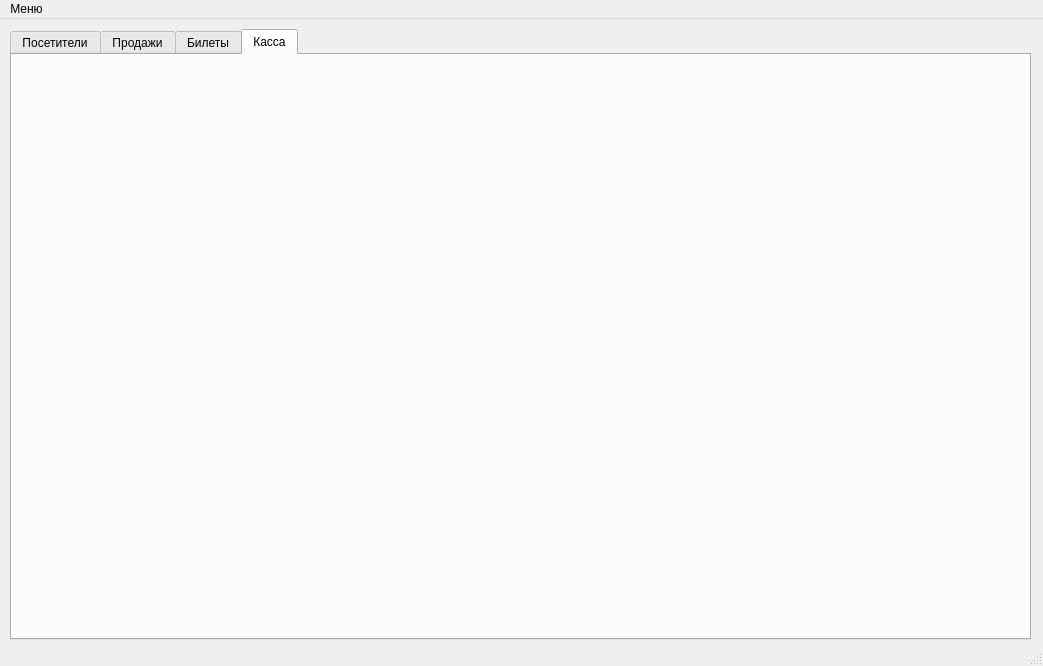
First picture: the form in forms/main_form.ui, repository MarcusStill/PyMASL, before the edit.
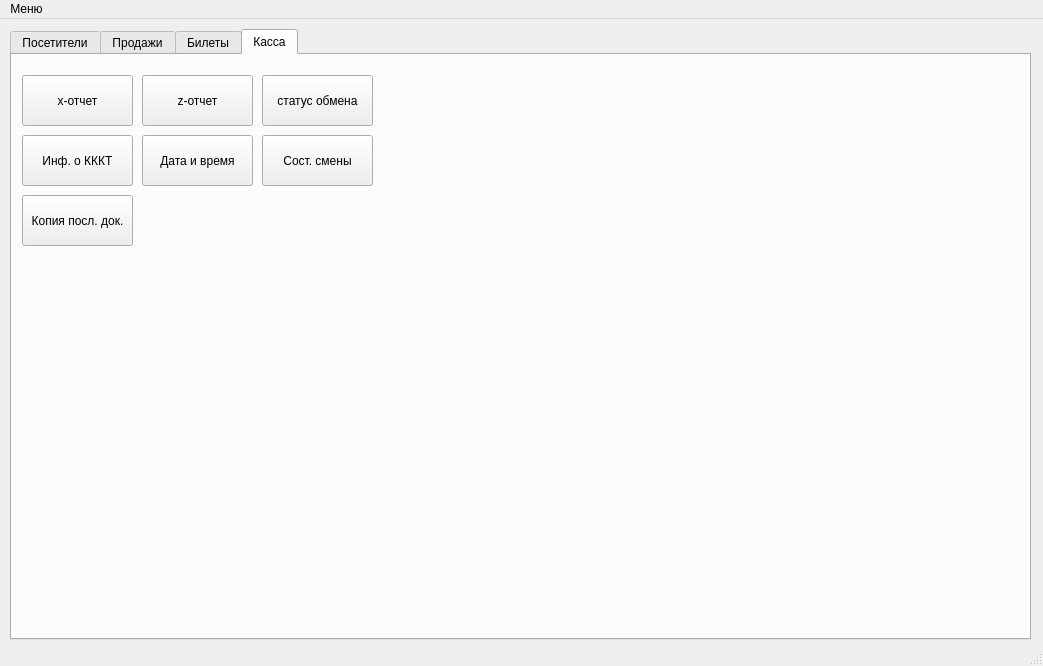
Second picture: the form after the edit. The open tabs and pages were chosen to show the change.

Commit message: - added KKT.py, fix usb connections - update cash buttons on main_form

Patch:
```diff
--- a/forms/main_form.ui
+++ b/forms/main_form.ui
@@ -213,6 +213,142 @@
      <attribute name="title">
       <string>Касса</string>
      </attribute>
+     <widget class="QPushButton" name="pushButton_5">
+      <property name="geometry">
+       <rect>
+        <x>10</x>
+        <y>20</y>
+        <width>111</width>
+        <height>51</height>
+       </rect>
+      </property>
+      <property name="text">
+       <string>x-отчет</string>
+      </property>
+     </widget>
+     <widget class="QPushButton" name="pushButton_6">
+      <property name="geometry">
+       <rect>
+        <x>130</x>
+        <y>20</y>
+        <width>111</width>
+        <height>51</height>
+       </rect>
+      </property>
+      <property name="text">
+       <string>z-отчет</string>
+      </property>
+     </widget>
+     <widget class="QPushButton" name="pushButton_7">
+      <property name="geometry">
+       <rect>
+        <x>250</x>
+        <y>20</y>
+        <width>111</width>
+        <height>51</height>
+       </rect>
+      </property>
+      <property name="acceptDrops">
+       <bool>false</bool>
+      </property>
+      <property name="text">
+       <string>статус обмена</string>
+      </property>
+      <property name="autoExclusive">
+       <bool>true</bool>
+      </property>
+      <property name="flat">
+       <bool>false</bool>
+      </property>
+     </widget>
+     <widget class="QPushButton" name="pushButton_8">
+      <property name="geometry">
+       <rect>
+        <x>10</x>
+        <y>80</y>
+        <width>111</width>
+        <height>51</height>
+       </rect>
+      </property>
+      <property name="acceptDrops">
+       <bool>false</bool>
+      </property>
+      <property name="text">
+       <string>Инф. о КККТ</string>
+      </property>
+      <property name="autoExclusive">
+       <bool>true</bool>
+      </property>
+      <property name="flat">
+       <bool>false</bool>
+      </property>
+     </widget>
+     <widget class="QPushButton" name="pushButton_9">
+      <property name="geometry">
+       <rect>
+        <x>130</x>
+        <y>80</y>
+        <width>111</width>
+        <height>51</height>
+       </rect>
+      </property>
+      <property name="acceptDrops">
+       <bool>false</bool>
+      </property>
+      <property name="text">
+       <string>Дата и время</string>
+      </property>
+      <property name="autoExclusive">
+       <bool>true</bool>
+      </property>
+      <property name="flat">
+       <bool>false</bool>
+      </property>
+     </widget>
+     <widget class="QPushButton" name="pushButton_10">
+      <property name="geometry">
+       <rect>
+        <x>250</x>
+        <y>80</y>
+        <width>111</width>
+        <height>51</height>
+       </rect>
+      </property>
+      <property name="acceptDrops">
+       <bool>false</bool>
+      </property>
+      <property name="text">
+       <string>Сост. смены</string>
+      </property>
+      <property name="autoExclusive">
+       <bool>true</bool>
+      </property>
+      <property name="flat">
+       <bool>false</bool>
+      </property>
+     </widget>
+     <widget class="QPushButton" name="pushButton_11">
+      <property name="geometry">
+       <rect>
+        <x>10</x>
+        <y>140</y>
+        <width>111</width>
+        <height>51</height>
+       </rect>
+      </property>
+      <property name="acceptDrops">
+       <bool>false</bool>
+      </property>
+      <property name="text">
+       <string>Копия посл. док.</string>
+      </property>
+      <property name="autoExclusive">
+       <bool>true</bool>
+      </property>
+      <property name="flat">
+       <bool>false</bool>
+      </property>
+     </widget>
     </widget>
    </widget>
   </widget>
```
Left out of the diff: 2 changed lines with no effect on the pictures. The commit also changes 4 other files.
